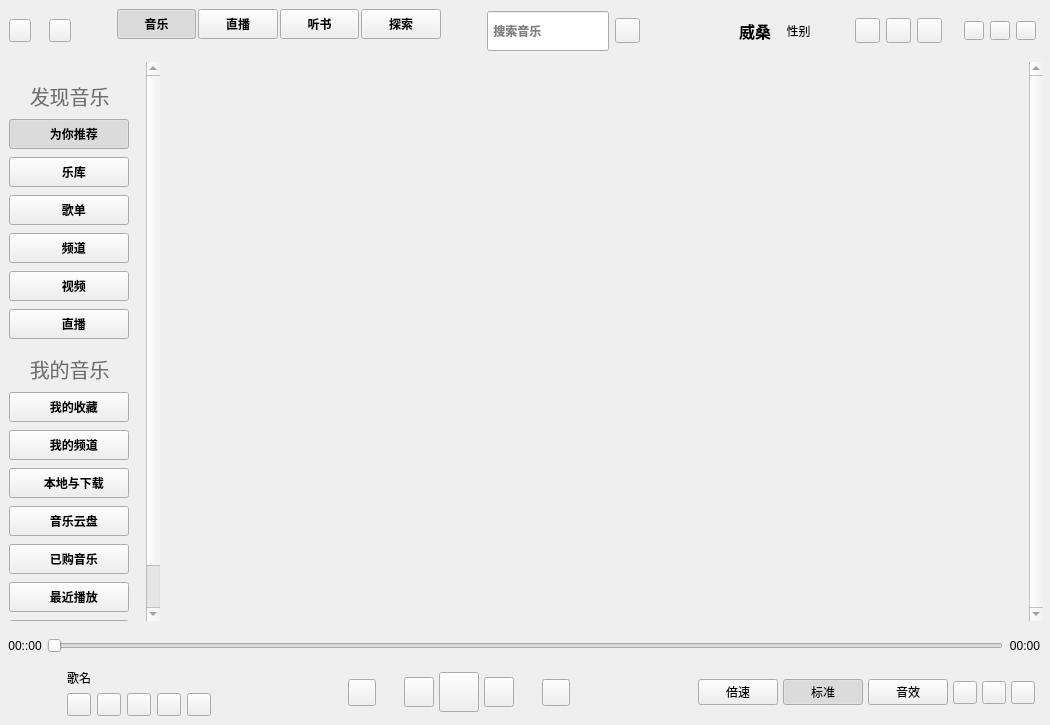
Before: the Qt Designer form KuGouStart/KuGouApp.ui in a-mo-xi-wei/KuGouApp, drawn with Qt 5.
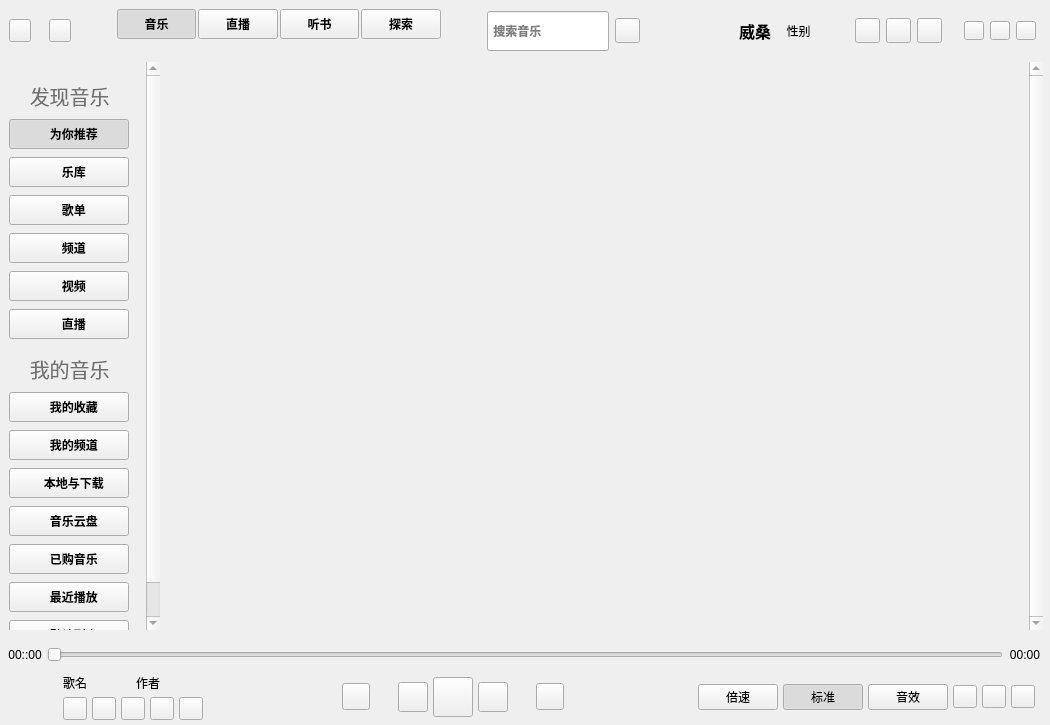
After: the same form once the commit is applied. Custom widgets are drawn as their Qt base class.

```diff
--- a/KuGouStart/KuGouApp.ui
+++ b/KuGouStart/KuGouApp.ui
@@ -1250,7 +1250,7 @@
            <x>0</x>
            <y>0</y>
            <width>860</width>
-           <height>551</height>
+           <height>558</height>
           </rect>
          </property>
          <layout class="QHBoxLayout" name="horizontalLayout_4">
@@ -1424,13 +1424,39 @@
         </item>
         <item>
          <widget class="QWidget" name="song_info_widget" native="true">
-          <layout class="QVBoxLayout" name="verticalLayout_5">
+          <layout class="QVBoxLayout" name="verticalLayout_4">
+           <property name="spacing">
+            <number>5</number>
+           </property>
+           <property name="leftMargin">
+            <number>5</number>
+           </property>
+           <property name="topMargin">
+            <number>5</number>
+           </property>
+           <property name="rightMargin">
+            <number>5</number>
+           </property>
+           <property name="bottomMargin">
+            <number>5</number>
+           </property>
+           <item>
+            <layout class="QHBoxLayout" name="horizontalLayout_3">
            <item>
             <widget class="QLabel" name="song_name_label">
              <property name="text">
               <string>歌名</string>
              </property>
             </widget>
+             </item>
+             <item>
+              <widget class="QLabel" name="singer_label">
+               <property name="text">
+                <string>作者</string>
+               </property>
+              </widget>
+             </item>
+            </layout>
            </item>
            <item>
             <layout class="QHBoxLayout" name="horizontalLayout_6">
```
Lines whose indentation alone changed are shown as unchanged.
